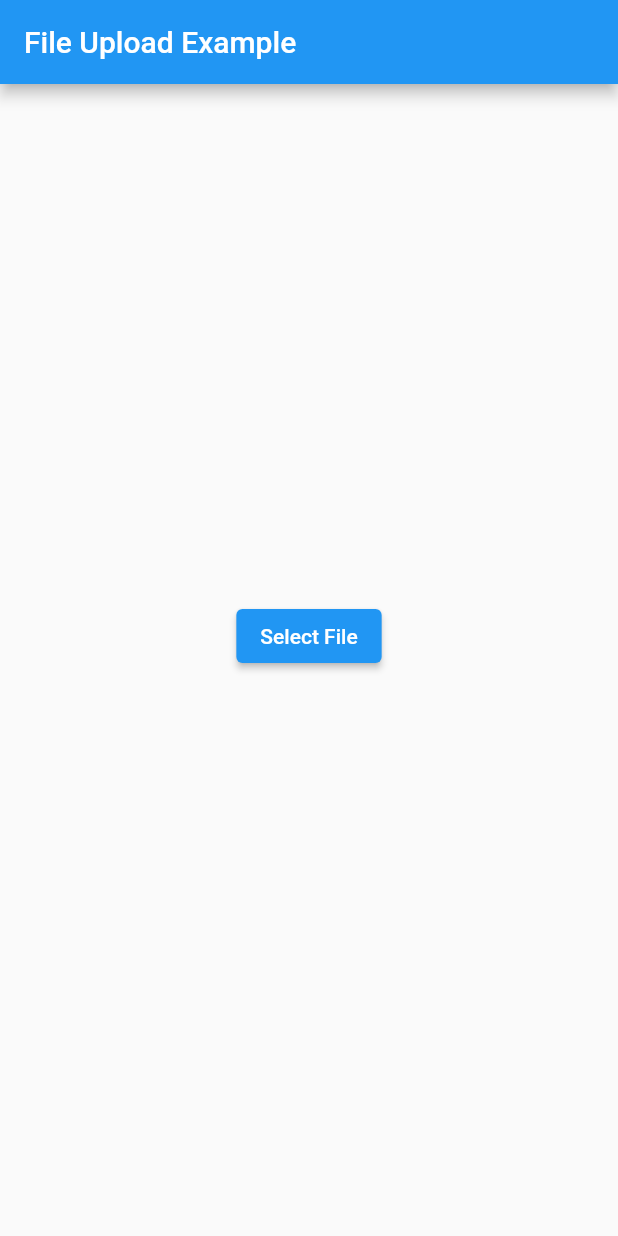
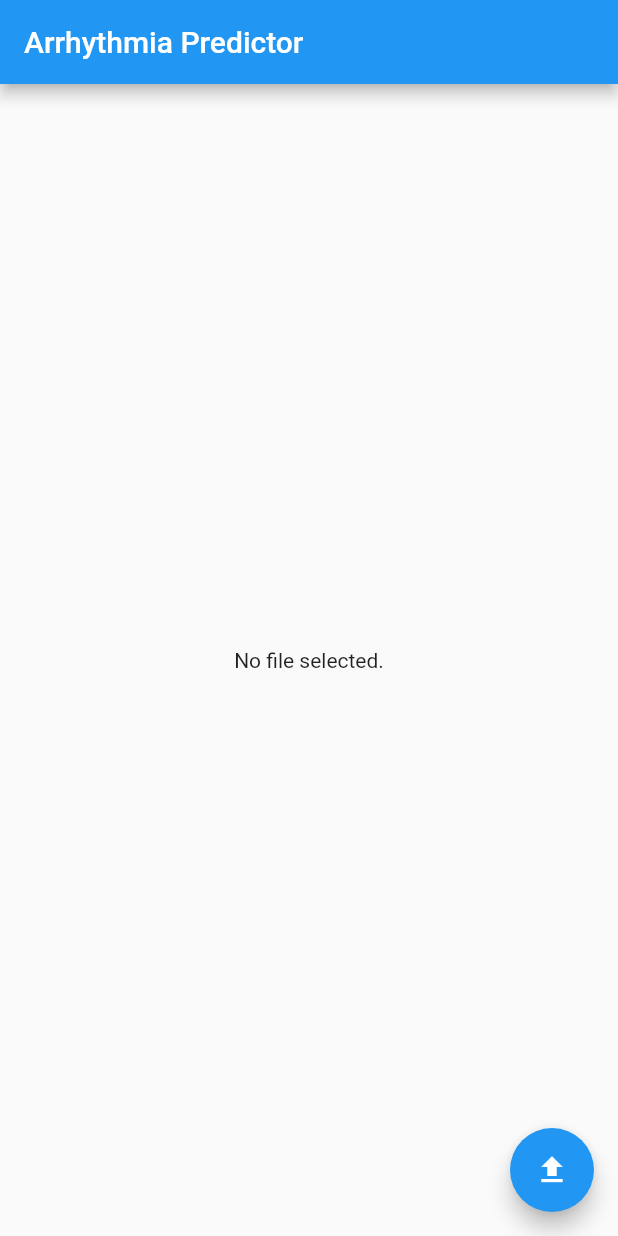
Before and after one commit to himanshusingh335/arrhythmia_prediction_app, a Flutter app: the screen it shows after launch, on a phone screen of 412 x 824 dp. Run offline on Flutter 3.47's test engine with Material 2 defaults, Android fonts, the phone set to English and light mode, and no system bars; missing offline and left inert: dart:html.

Commit message:
fix UI and basic error handling

```diff
--- a/lib/main.dart
+++ b/lib/main.dart
@@ -5,11 +5,11 @@ import 'package:flutter/material.dart';
 import 'package:http/http.dart' as http;
 
 void main() {
-  runApp(MyApp());
+  runApp(const MyApp());
 }
 
 class MyApp extends StatelessWidget {
-  const MyApp({super.key});
+  const MyApp({Key? key});
 
   @override
   Widget build(BuildContext context) {
@@ -21,13 +21,14 @@ class MyApp extends StatelessWidget {
 }
 
 class MyHomePage extends StatefulWidget {
-  const MyHomePage({super.key});
+  const MyHomePage({Key? key});
 
   @override
   _MyHomePageState createState() => _MyHomePageState();
 }
 
 class _MyHomePageState extends State<MyHomePage> {
+  String? _fileName;
   String _responseText = '';
 
   Future<void> _openFilePicker() async {
@@ -38,12 +39,12 @@ class _MyHomePageState extends State<MyHomePage> {
     await input.onChange.first;
     final files = input.files!;
     if (files.isNotEmpty) {
-      _uploadFile(files.first); // Upload the first selected file
+      await _uploadFile(files.first); // Upload the first selected file
     }
   }
 
   Future<void> _uploadFile(File file) async {
-    const url = 'http://d825-35-231-54-111.ngrok.io/predict';
+    const url = 'http://c586-34-86-120-168.ngrok.io/predict';
     final request = http.MultipartRequest('POST', Uri.parse(url));
 
     final reader = FileReader();
@@ -58,33 +59,65 @@ class _MyHomePageState extends State<MyHomePage> {
     );
     request.files.add(fileField);
 
+    try {
       final response = await request.send();
       final responseStream = await response.stream.bytesToString();
-    final responseData = jsonDecode(responseStream);
+      final responseData = await jsonDecode(responseStream);
 
       setState(() {
-      _responseText = responseData.toString();
+        _responseText = responseData['arrhythmia class'].toString();
+        _fileName = file.name;
       });
+    } catch (e) {
+      setState(() {
+        _responseText = 'Error: $e';
+        _fileName = null;
+      });
+    }
   }
 
   @override
   Widget build(BuildContext context) {
     return Scaffold(
       appBar: AppBar(
-        title: const Text('File Upload Example'),
+        title: const Text('Arrhythmia Predictor'),
       ),
       body: Center(
         child: Column(
           mainAxisAlignment: MainAxisAlignment.center,
           children: [
-            ElevatedButton(
-              onPressed: _openFilePicker,
-              child: const Text('Select File'),
+            if (_fileName == null)
+              const Text('No file selected.')
+            else
+              Column(
+                children: [
+                  const Text(
+                    'File Name:',
+                    style: TextStyle(fontSize: 24),
+                  ),
+                  Text(
+                    _fileName!,
+                    style: const TextStyle(fontSize: 20),
                   ),
                   const SizedBox(height: 16),
-            Text(_responseText),
+                  Text(
+                    _responseText,
+                    style: TextStyle(
+                      fontSize: 16,
+                      color: _responseText.startsWith('Error')
+                          ? Colors.red
+                          : Colors.black,
+                    ),
+                  ),
                 ],
               ),
+          ],
+        ),
+      ),
+      floatingActionButton: FloatingActionButton(
+        onPressed: _openFilePicker,
+        tooltip: 'Upload file',
+        child: const Icon(Icons.upload),
       ),
     );
   }
```
Lines whose indentation alone changed are shown as unchanged.
